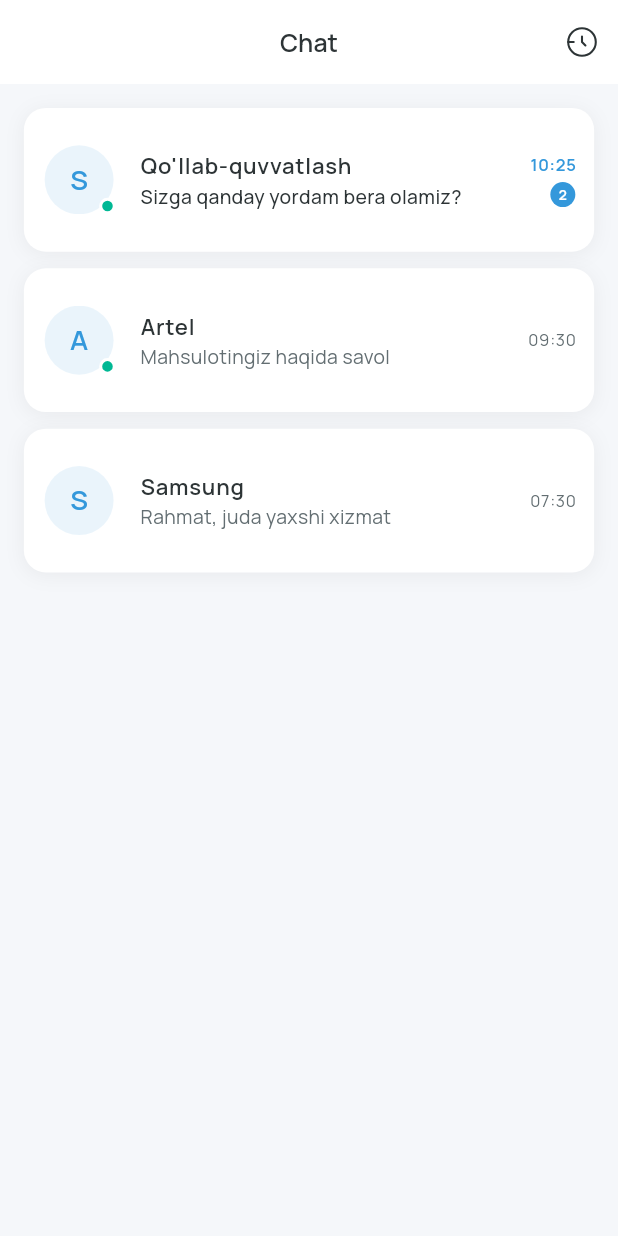
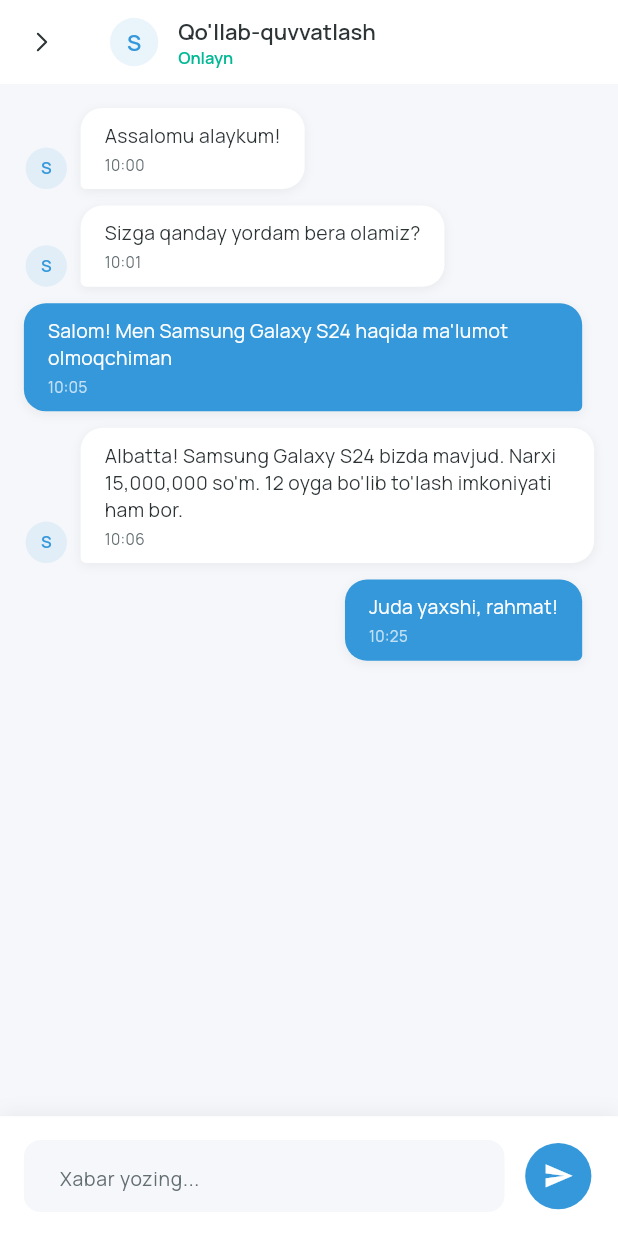
Before and after one commit to khurshid28/finsum_mobile, a Flutter app: the ChatScreen screen opened directly, after a tap on an icon or button, on a phone screen of 412 x 824 dp. Run offline on Flutter 3.47's test engine with Material 3 defaults, Android fonts, the phone set to English and light mode, and no system bars; our stand-ins replace animate_do, connectivity_plus, dio, equatable, flutter_bloc, flutter_dotenv and 9 more; accounts and stored records are empty.

Commit message:
Add chat detail screen with messaging functionality - users can now send and receive messages

```diff
--- /dev/null
+++ b/lib/presentation/screens/chat/chat_detail_screen.dart
@@ -0,0 +1,358 @@
+import 'package:flutter/material.dart';
+import 'package:flutter_screenutil/flutter_screenutil.dart';
+import 'package:flutter_svg/flutter_svg.dart';
+import 'package:animate_do/animate_do.dart';
+import 'package:intl/intl.dart';
+import '../../../core/theme/app_colors.dart';
+
+class ChatDetailScreen extends StatefulWidget {
+  final Map<String, dynamic> chat;
+
+  const ChatDetailScreen({super.key, required this.chat});
+
+  @override
+  State<ChatDetailScreen> createState() => _ChatDetailScreenState();
+}
+
+class _ChatDetailScreenState extends State<ChatDetailScreen> {
+  final TextEditingController _messageController = TextEditingController();
+  final ScrollController _scrollController = ScrollController();
+  final List<Map<String, dynamic>> _messages = [];
+
+  @override
+  void initState() {
+    super.initState();
+    _loadDemoMessages();
+  }
+
+  void _loadDemoMessages() {
+    setState(() {
+      _messages.addAll([
+        {
+          'id': '1',
+          'text': 'Assalomu alaykum!',
+          'isMine': false,
+          'time': DateTime.now().subtract(const Duration(minutes: 30)),
+        },
+        {
+          'id': '2',
+          'text': 'Sizga qanday yordam bera olamiz?',
+          'isMine': false,
+          'time': DateTime.now().subtract(const Duration(minutes: 29)),
+        },
+        {
+          'id': '3',
+          'text': 'Salom! Men Samsung Galaxy S24 haqida ma\'lumot olmoqchiman',
+          'isMine': true,
+          'time': DateTime.now().subtract(const Duration(minutes: 25)),
+        },
+        {
+          'id': '4',
+          'text': 'Albatta! Samsung Galaxy S24 bizda mavjud. Narxi 15,000,000 so\'m. 12 oyga bo\'lib to\'lash imkoniyati ham bor.',
+          'isMine': false,
+          'time': DateTime.now().subtract(const Duration(minutes: 24)),
+        },
+        {
+          'id': '5',
+          'text': 'Juda yaxshi, rahmat!',
+          'isMine': true,
+          'time': DateTime.now().subtract(const Duration(minutes: 5)),
+        },
+      ]);
+    });
+
+    // Scroll to bottom after loading messages
+    WidgetsBinding.instance.addPostFrameCallback((_) {
+      if (_scrollController.hasClients) {
+        _scrollController.jumpTo(_scrollController.position.maxScrollExtent);
+      }
+    });
+  }
+
+  @override
+  void dispose() {
+    _messageController.dispose();
+    _scrollController.dispose();
+    super.dispose();
+  }
+
+  void _sendMessage() {
+    if (_messageController.text.trim().isEmpty) return;
+
+    setState(() {
+      _messages.add({
+        'id': DateTime.now().millisecondsSinceEpoch.toString(),
+        'text': _messageController.text.trim(),
+        'isMine': true,
+        'time': DateTime.now(),
+      });
+    });
+
+    _messageController.clear();
+
+    // Scroll to bottom
+    WidgetsBinding.instance.addPostFrameCallback((_) {
+      if (_scrollController.hasClients) {
+        _scrollController.animateTo(
+          _scrollController.position.maxScrollExtent,
+          duration: const Duration(milliseconds: 300),
+          curve: Curves.easeOut,
+        );
+      }
+    });
+
+    // Simulate response after 2 seconds
+    Future.delayed(const Duration(seconds: 2), () {
+      if (mounted) {
+        setState(() {
+          _messages.add({
+            'id': DateTime.now().millisecondsSinceEpoch.toString(),
+            'text': 'Rahmat! Yana savollaringiz bo\'lsa, so\'rang.',
+            'isMine': false,
+            'time': DateTime.now(),
+          });
+        });
+
+        // Scroll to bottom again
+        WidgetsBinding.instance.addPostFrameCallback((_) {
+          if (_scrollController.hasClients) {
+            _scrollController.animateTo(
+              _scrollController.position.maxScrollExtent,
+              duration: const Duration(milliseconds: 300),
+              curve: Curves.easeOut,
+            );
+          }
+        });
+      }
+    });
+  }
+
+  String _formatTime(DateTime time) {
+    return DateFormat('HH:mm').format(time);
+  }
+
+  @override
+  Widget build(BuildContext context) {
+    return Scaffold(
+      backgroundColor: AppColors.background,
+      appBar: AppBar(
+        title: Row(
+          children: [
+            Container(
+              width: 35.w,
+              height: 35.h,
+              decoration: BoxDecoration(
+                color: AppColors.primary.withOpacity(0.1),
+                shape: BoxShape.circle,
+              ),
+              child: Center(
+                child: Text(
+                  widget.chat['avatar'],
+                  style: TextStyle(
+                    fontSize: 16.sp,
+                    fontWeight: FontWeight.w600,
+                    color: AppColors.primary,
+                  ),
+                ),
+              ),
+            ),
+            SizedBox(width: 12.w),
+            Expanded(
+              child: Column(
+                crossAxisAlignment: CrossAxisAlignment.start,
+                children: [
+                  Text(
+                    widget.chat['name'],
+                    style: TextStyle(
+                      fontSize: 16.sp,
+                      fontWeight: FontWeight.w600,
+                      color: AppColors.textPrimary,
+                    ),
+                  ),
+                  if (widget.chat['isOnline'])
+                    Text(
+                      'Onlayn',
+                      style: TextStyle(
+                        fontSize: 12.sp,
+                        color: AppColors.success,
+                      ),
+                    ),
+                ],
+              ),
+            ),
+          ],
+        ),
+        leading: IconButton(
+          icon: SvgPicture.asset(
+            'assets/icons/svg/chevron-right.svg',
+            width: 24.w,
+            height: 24.h,
+            colorFilter: ColorFilter.mode(
+              AppColors.textPrimary,
+              BlendMode.srcIn,
+            ),
+          ),
+          onPressed: () => Navigator.pop(context),
+        ),
+      ),
+      body: Column(
+        children: [
+          // Messages List
+          Expanded(
+            child: ListView.builder(
+              controller: _scrollController,
+              padding: EdgeInsets.all(16.w),
+              itemCount: _messages.length,
+              itemBuilder: (context, index) {
+                return FadeInUp(
+                  delay: Duration(milliseconds: index * 50),
+                  child: _buildMessage(_messages[index]),
+                );
+              },
+            ),
+          ),
+
+          // Message Input
+          Container(
+            padding: EdgeInsets.all(16.w),
+            decoration: BoxDecoration(
+              color: Colors.white,
+              boxShadow: [
+                BoxShadow(
+                  color: Colors.black.withOpacity(0.05),
+                  blurRadius: 10,
+                  offset: const Offset(0, -2),
+                ),
+              ],
+            ),
+            child: Row(
+              children: [
+                Expanded(
+                  child: Container(
+                    decoration: BoxDecoration(
+                      color: AppColors.background,
+                      borderRadius: BorderRadius.circular(25.r),
+                    ),
+                    child: TextField(
+                      controller: _messageController,
+                      decoration: InputDecoration(
+                        hintText: 'Xabar yozing...',
+                        border: InputBorder.none,
+                        contentPadding: EdgeInsets.symmetric(
+                          horizontal: 20.w,
+                          vertical: 12.h,
+                        ),
+                      ),
+                      maxLines: null,
+                      textInputAction: TextInputAction.send,
+                      onSubmitted: (_) => _sendMessage(),
+                    ),
+                  ),
+                ),
+                SizedBox(width: 12.w),
+                GestureDetector(
+                  onTap: _sendMessage,
+                  child: Container(
+                    width: 48.w,
+                    height: 48.h,
+                    decoration: BoxDecoration(
+                      color: AppColors.primary,
+                      shape: BoxShape.circle,
+                    ),
+                    child: Center(
+                      child: Icon(
+                        Icons.send,
+                        color: Colors.white,
+                        size: 22.sp,
+                      ),
+                    ),
+                  ),
+                ),
+              ],
+            ),
+          ),
+        ],
+      ),
+    );
+  }
+
+  Widget _buildMessage(Map<String, dynamic> message) {
+    final isMine = message['isMine'];
+
+    return Padding(
+      padding: EdgeInsets.only(bottom: 12.h),
+      child: Row(
+        mainAxisAlignment:
+            isMine ? MainAxisAlignment.end : MainAxisAlignment.start,
+        crossAxisAlignment: CrossAxisAlignment.end,
+        children: [
+          if (!isMine) ...[
+            Container(
+              width: 30.w,
+              height: 30.h,
+              decoration: BoxDecoration(
+                color: AppColors.primary.withOpacity(0.1),
+                shape: BoxShape.circle,
+              ),
+              child: Center(
+                child: Text(
+                  widget.chat['avatar'],
+                  style: TextStyle(
+                    fontSize: 12.sp,
+                    fontWeight: FontWeight.w600,
+                    color: AppColors.primary,
+                  ),
+                ),
+              ),
+            ),
+            SizedBox(width: 8.w),
+          ],
+          Flexible(
+            child: Container(
+              padding: EdgeInsets.symmetric(horizontal: 16.w, vertical: 10.h),
+              decoration: BoxDecoration(
+                color: isMine ? AppColors.primary : Colors.white,
+                borderRadius: BorderRadius.only(
+                  topLeft: Radius.circular(16.r),
+                  topRight: Radius.circular(16.r),
+                  bottomLeft: Radius.circular(isMine ? 16.r : 4.r),
+                  bottomRight: Radius.circular(isMine ? 4.r : 16.r),
+                ),
+                boxShadow: [
+                  BoxShadow(
+                    color: Colors.black.withOpacity(0.05),
+                    blurRadius: 5,
+                    offset: const Offset(0, 2),
+                  ),
+                ],
+              ),
+              child: Column(
+                crossAxisAlignment: CrossAxisAlignment.start,
+                children: [
+                  Text(
+                    message['text'],
+                    style: TextStyle(
+                      fontSize: 14.sp,
+                      color: isMine ? Colors.white : AppColors.textPrimary,
+                    ),
+                  ),
+                  SizedBox(height: 4.h),
+                  Text(
+                    _formatTime(message['time']),
+                    style: TextStyle(
+                      fontSize: 11.sp,
+                      color: isMine
+                          ? Colors.white.withOpacity(0.7)
+                          : AppColors.textSecondary,
+                    ),
+                  ),
+                ],
+              ),
+            ),
+          ),
+          if (isMine) SizedBox(width: 8.w),
+        ],
+      ),
+    );
+  }
+}
--- a/lib/presentation/screens/chat/chat_screen.dart
+++ b/lib/presentation/screens/chat/chat_screen.dart
@@ -5,6 +5,7 @@ import 'package:animate_do/animate_do.dart';
 import 'package:intl/intl.dart';
 import '../../../core/theme/app_colors.dart';
 import 'chat_history_screen.dart';
+import 'chat_detail_screen.dart';
 
 class ChatScreen extends StatefulWidget {
   const ChatScreen({super.key});
@@ -261,7 +262,12 @@ class _ChatScreenState extends State<ChatScreen> {
           ],
         ),
         onTap: () {
-          // Open chat detail
+          Navigator.push(
+            context,
+            MaterialPageRoute(
+              builder: (_) => ChatDetailScreen(chat: chat),
+            ),
+          );
         },
       ),
     );
```
